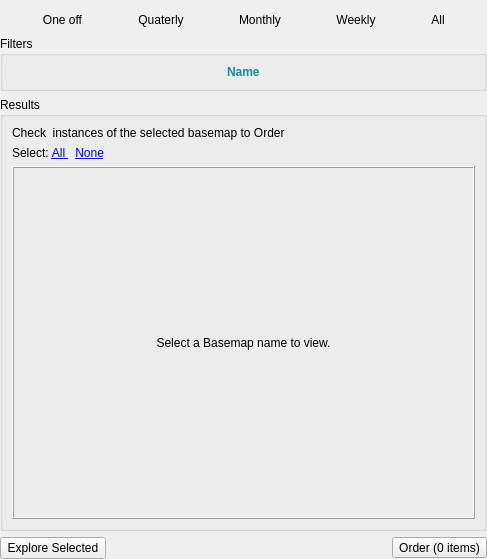
The window that planet_explorer/ui/basemaps_widget.ui (planetlabs/qgis-planet-plugin) describes before a commit, drawn with Qt 5.
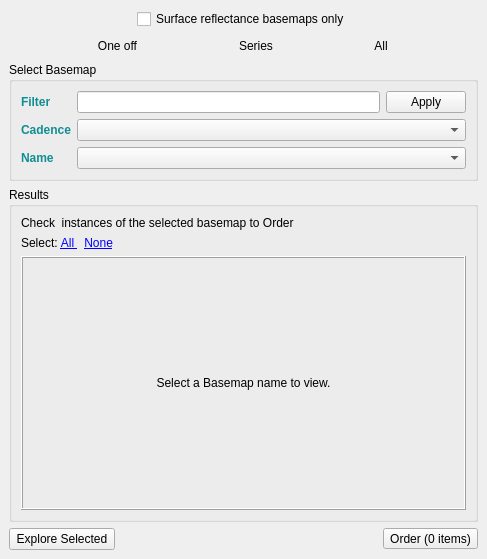
The same window after the commit. The open tabs and pages were chosen to show the change. Icons and pictures are not drawn. Custom widgets are drawn as their Qt base class.

Commit message: updated basemaps search interface

Patch:
```diff
--- a/planet_explorer/ui/basemaps_widget.ui
+++ b/planet_explorer/ui/basemaps_widget.ui
@@ -33,18 +33,43 @@
      </property>
      <widget class="QWidget" name="searchPage">
       <layout class="QVBoxLayout" name="verticalLayout_3">
-       <property name="leftMargin">
-        <number>0</number>
-       </property>
-       <property name="topMargin">
-        <number>9</number>
-       </property>
-       <property name="rightMargin">
-        <number>0</number>
-       </property>
-       <property name="bottomMargin">
-        <number>0</number>
-       </property>
+       <item>
+        <layout class="QHBoxLayout" name="horizontalLayout_12">
+         <item>
+          <spacer name="horizontalSpacer_14">
+           <property name="orientation">
+            <enum>Qt::Horizontal</enum>
+           </property>
+           <property name="sizeHint" stdset="0">
+            <size>
+             <width>40</width>
+             <height>20</height>
+            </size>
+           </property>
+          </spacer>
+         </item>
+         <item>
+          <widget class="QCheckBox" name="chkOnlySRBasemaps">
+           <property name="text">
+            <string>Surface reflectance basemaps only</string>
+           </property>
+          </widget>
+         </item>
+         <item>
+          <spacer name="horizontalSpacer_13">
+           <property name="orientation">
+            <enum>Qt::Horizontal</enum>
+           </property>
+           <property name="sizeHint" stdset="0">
+            <size>
+             <width>40</width>
+             <height>20</height>
+            </size>
+           </property>
+          </spacer>
+         </item>
+        </layout>
+       </item>
        <item>
         <layout class="QHBoxLayout" name="horizontalLayout">
          <item>
@@ -92,59 +117,7 @@
 </string>
            </property>
            <property name="text">
-            <string>Quaterly</string>
-           </property>
-           <property name="checkable">
-            <bool>true</bool>
-           </property>
-           <property name="autoRaise">
-            <bool>true</bool>
-           </property>
-          </widget>
-         </item>
-         <item>
-          <widget class="QToolButton" name="btnMonthly">
-           <property name="sizePolicy">
-            <sizepolicy hsizetype="Fixed" vsizetype="Maximum">
-             <horstretch>0</horstretch>
-             <verstretch>0</verstretch>
-            </sizepolicy>
-           </property>
-           <property name="styleSheet">
-            <string notr="true">QToolButton:disabled{ 
-color: rgb(17, 141, 148);
-font-weight: bold;
-}
-</string>
-           </property>
-           <property name="text">
-            <string>Monthly</string>
-           </property>
-           <property name="checkable">
-            <bool>true</bool>
-           </property>
-           <property name="autoRaise">
-            <bool>true</bool>
-           </property>
-          </widget>
-         </item>
-         <item>
-          <widget class="QToolButton" name="btnWeekly">
-           <property name="sizePolicy">
-            <sizepolicy hsizetype="Fixed" vsizetype="Maximum">
-             <horstretch>0</horstretch>
-             <verstretch>0</verstretch>
-            </sizepolicy>
-           </property>
-           <property name="styleSheet">
-            <string notr="true">QToolButton:disabled{ 
-color: rgb(17, 141, 148);
-font-weight: bold;
-}
-</string>
-           </property>
-           <property name="text">
-            <string>Weekly</string>
+            <string>Series</string>
            </property>
            <property name="checkable">
             <bool>true</bool>
@@ -191,10 +164,10 @@
           </sizepolicy>
          </property>
          <property name="title">
-          <string>Filters</string>
+          <string>Select Basemap</string>
          </property>
          <layout class="QGridLayout" name="gridLayout">
-          <item row="0" column="0">
+          <item row="2" column="0">
            <widget class="QLabel" name="label">
             <property name="sizePolicy">
              <sizepolicy hsizetype="Maximum" vsizetype="Preferred">
@@ -210,6 +183,42 @@
             </property>
            </widget>
           </item>
+          <item row="1" column="0">
+           <widget class="QLabel" name="labelCadence">
+            <property name="styleSheet">
+             <string notr="true">color: rgb(17, 141, 148);</string>
+            </property>
+            <property name="text">
+             <string>&lt;b&gt;Cadence&lt;/b&gt;</string>
+            </property>
+           </widget>
+          </item>
+          <item row="0" column="0">
+           <widget class="QLabel" name="labelBasemapsFilter">
+            <property name="styleSheet">
+             <string notr="true">color: rgb(17, 141, 148);</string>
+            </property>
+            <property name="text">
+             <string>&lt;b&gt;Filter&lt;/b&gt;</string>
+            </property>
+           </widget>
+          </item>
+          <item row="0" column="1">
+           <widget class="QLineEdit" name="textBasemapsFilter"/>
+          </item>
+          <item row="0" column="2">
+           <widget class="QPushButton" name="btnBasemapsFilter">
+            <property name="text">
+             <string>Apply</string>
+            </property>
+           </widget>
+          </item>
+          <item row="1" column="1" colspan="2">
+           <widget class="QComboBox" name="comboCadence"/>
+          </item>
+          <item row="2" column="1" colspan="2">
+           <widget class="QComboBox" name="comboSeriesName"/>
+          </item>
          </layout>
         </widget>
        </item>
```
Left out of the diff: 11 changed lines with no effect on the pictures. The commit also changes 4 other files.
